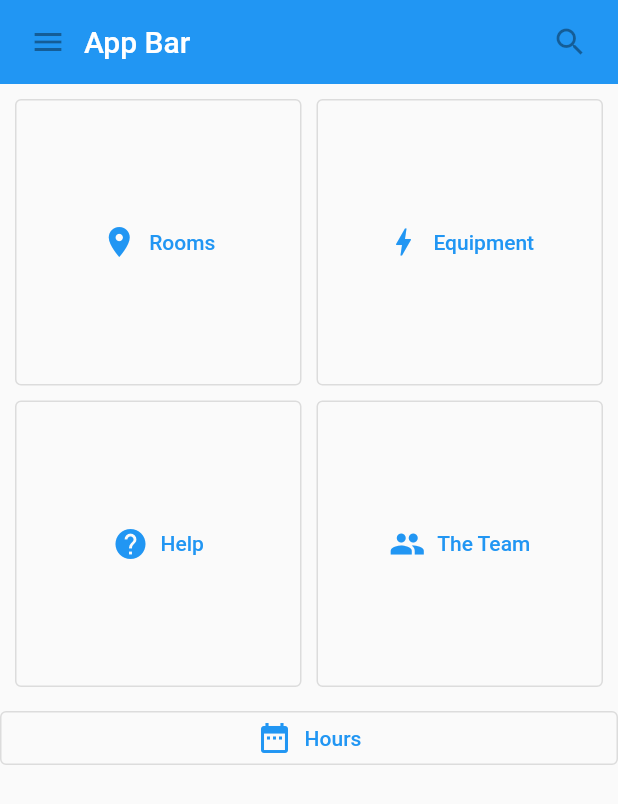
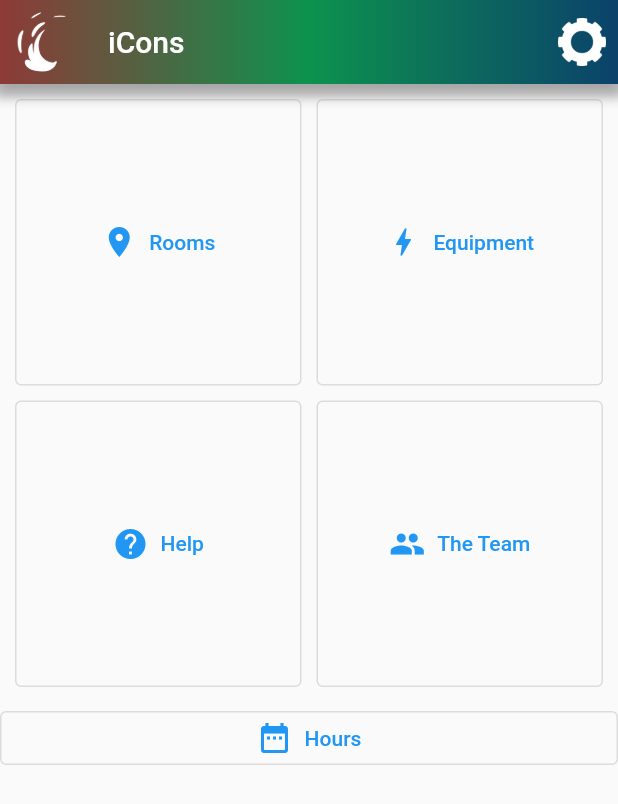
Before and after one commit to iConApp-F/iConApp, a Flutter app: the screen it shows after launch, on a phone screen of 412 x 824 dp. Shown: the top 804 px of the screen. Run offline on Flutter 3.47's test engine with Material 2 defaults, Android fonts, the light colour scheme and no system bars.

Commit message:
Changes to main.dart for AppBar implementation from hours.dart

```diff
--- a/apsc_100m3_724_f/lib/main.dart
+++ b/apsc_100m3_724_f/lib/main.dart
@@ -19,50 +19,34 @@ void main() {
   ));
 }
 
-class MyAppBar extends StatelessWidget {
-  MyAppBar({this.title});
-
-  // Fields in a Widget subclass are always marked "final".
-
-  final Widget title;
-
-  @override
-  Widget build(BuildContext context) {
-    return Container(
-      height: 56.0, // in logical pixels
-      padding: const EdgeInsets.symmetric(horizontal: 8.0),
-      decoration: BoxDecoration(color: Colors.blue[500]),
-      // Row is a horizontal, linear layout.
-      child: Row(
-        // <Widget> is the type of items in the list.
-        children: <Widget>[
-          IconButton(
-            icon: Icon(Icons.menu),
-            tooltip: 'Navigation menu',
-            onPressed: null, // null disables the button
-          ),
-          // Expanded expands its child to fill the available space.
-          Expanded(
-            child: title,
-          ),
-          IconButton(
-            icon: Icon(Icons.search),
-            tooltip: 'Search',
-            onPressed: null,
-          ),
-        ],
-      ),
-    );
-  }
-}
 
 class MyScaffold extends StatelessWidget {
   @override
   Widget build(BuildContext context) {
     // Material is a conceptual piece of paper on which the UI appears.
-    return Material(
+    return Scaffold(appBar: AppBar(title: Text('iCons'),
+        actions: <Widget>[IconButton(icon: Image.asset('lib/images/gear.png'), onPressed:(){
+          // or use: context, MaterialPageRoute(builder: (context) => SecondRoute()),
+        })],
+        leading: IconButton(
+          icon: Image.asset('lib/images/app_swirl.png'), onPressed: (){},
+        ),
+        flexibleSpace: Container(
+            decoration: BoxDecoration(
+              boxShadow: [
+                BoxShadow(
+                  color: Colors.grey.withOpacity(0.7),
+                  spreadRadius: 5,
+                  blurRadius: 5,
+                  offset: Offset(0, 3), // changes position of shadow
+                ),
+              ],
+              gradient: LinearGradient(
+                  begin: Alignment.centerLeft,
+                  end: Alignment.centerRight,
+                  colors: [Palette.iBrown, Palette.iGreen, Palette.iBlue]),))),
       // Column is a vertical, linear layout.
-      child: Column(
+      body: Column(
         children: <Widget>[
           /*
           * TODO: Make consistent with rest of group
@@ -70,12 +54,7 @@ class MyScaffold extends StatelessWidget {
           * TODO: Change print statements to code that will go to the correct widget.
           * TODO: Resize hours bar on the bottom. I need to figure out a way to do this in flutter.
           * */
-          MyAppBar(
-            title: Text(
-              'App Bar',
-              style: Theme.of(context).primaryTextTheme.headline6,
-            ),
-          ),
+
           GridView.count(
             primary: false,
             padding: const EdgeInsets.all(10),
```
